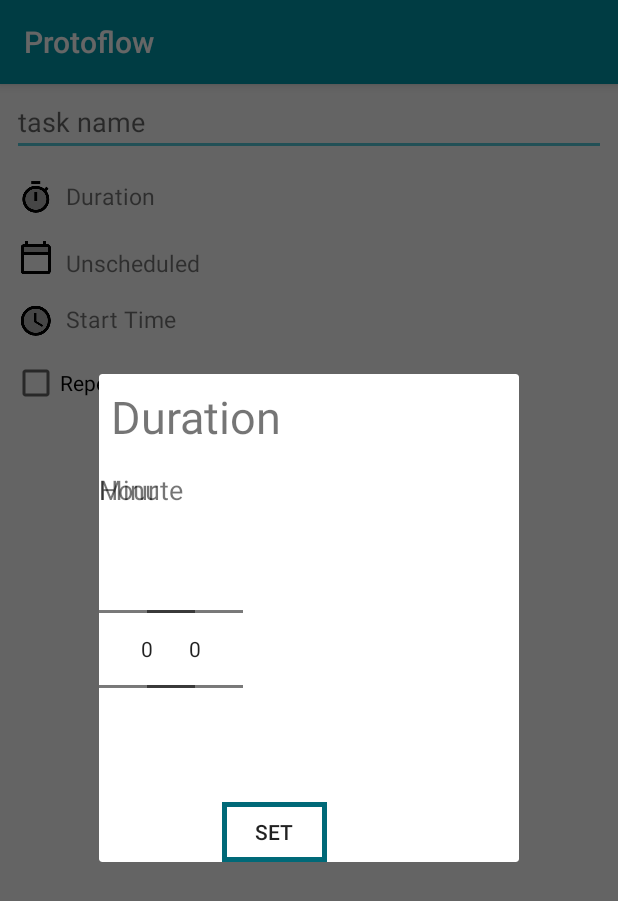
After one commit to keinix/protoflow, an Android app: the fragment DurationPickerDialogFragment placed in its activity, on a phone screen of 412 x 824 dp. The commit adds this screen. Shown: the top 901 px of the screen. Run offline under Robolectric (Android 15) with nearby library versions, the phone set to English and light mode, and no system bars; our stand-ins replace ButterKnife, Dagger/Hilt's generated code.

Commit message:
created custom duration picker dialog, need to implement the callback and ui

```diff
--- a/app/src/main/java/io/keinix/protoflow/addeddittask/AddEditTaskActivity.java
+++ b/app/src/main/java/io/keinix/protoflow/addeddittask/AddEditTaskActivity.java
@@ -38,6 +38,7 @@ import dagger.android.support.DaggerAppCompatActivity;
 import io.keinix.protoflow.R;
 import io.keinix.protoflow.data.Task;
 import io.keinix.protoflow.dialogs.DatePickerDialogFragment;
+import io.keinix.protoflow.dialogs.DurationPickerDialogFragment;
 import io.keinix.protoflow.dialogs.TimePickerDialogFragment;
 
 public class AddEditTaskActivity extends DaggerAppCompatActivity
@@ -77,6 +78,9 @@ public class AddEditTaskActivity extends DaggerAppCompatActivity
     @Inject
     Lazy<DatePickerDialogFragment> mDatePicker;
 
+    @Inject
+    Lazy<DurationPickerDialogFragment> mDurationPicker;
+
     //~~~~~~~OnCLicks~~~~~~~~
 
     @OnCheckedChanged(R.id.checkbox_repeat)
@@ -114,6 +118,11 @@ public class AddEditTaskActivity extends DaggerAppCompatActivity
         mTimePicker.get().show(getSupportFragmentManager(), "time_picker");
     }
 
+    @OnClick({R.id.image_button_timer, R.id.text_view_timer})
+    void launchDurationPicker() {
+        mDurationPicker.get().show(getSupportFragmentManager(), "duration_picker");
+    }
+
     //TODO:remove date from the task to be generated
     @OnClick(R.id.image_button_cancel_selected_date)
     void unScheduleTask() {
@@ -146,7 +155,6 @@ public class AddEditTaskActivity extends DaggerAppCompatActivity
     @Override
     public void onTimeSet(TimePicker timePicker, int hour, int minute) {
         String timeSuffix = "";
-
         if (!android.text.format.DateFormat.is24HourFormat(this)) {
             timeSuffix = hour < 12 ? "AM" : "PM";
             if (hour > 12) {
--- a/app/src/main/java/io/keinix/protoflow/addeddittask/AddEditTaskModule.java
+++ b/app/src/main/java/io/keinix/protoflow/addeddittask/AddEditTaskModule.java
@@ -7,6 +7,7 @@ import dagger.Module;
 import dagger.Provides;
 import io.keinix.protoflow.di.ActivityScope;
 import io.keinix.protoflow.dialogs.DatePickerDialogFragment;
+import io.keinix.protoflow.dialogs.DurationPickerDialogFragment;
 import io.keinix.protoflow.dialogs.TimePickerDialogFragment;
 
 @Module
@@ -22,4 +23,9 @@ public abstract class AddEditTaskModule {
         return new TimePickerDialogFragment();
     }
 
+    @ActivityScope
+    @Provides static DurationPickerDialogFragment durationPickerDialogFragment() {
+        return new DurationPickerDialogFragment();
+    }
+
 }
--- /dev/null
+++ b/app/src/main/java/io/keinix/protoflow/dialogs/DurationPickerDialogFragment.java
@@ -0,0 +1,28 @@
+package io.keinix.protoflow.dialogs;
+
+import android.app.Dialog;
+import android.os.Bundle;
+import android.support.annotation.NonNull;
+import android.support.annotation.Nullable;
+import android.support.v4.app.DialogFragment;
+import android.view.LayoutInflater;
+import android.view.View;
+import android.view.ViewGroup;
+
+import io.keinix.protoflow.R;
+
+public class DurationPickerDialogFragment extends DialogFragment {
+
+    @NonNull
+    @Override
+    public Dialog onCreateDialog(Bundle savedInstanceState) {
+        return super.onCreateDialog(savedInstanceState);
+    }
+
+    @Nullable
+    @Override
+    public View onCreateView(@NonNull LayoutInflater inflater, @Nullable ViewGroup container, @Nullable Bundle savedInstanceState) {
+        View view = inflater.inflate(R.layout.dialog_duration_picker, container, false);
+        return view;
+    }
+}
--- /dev/null
+++ b/app/src/main/res/drawable/shape_button_background.xml
@@ -0,0 +1,7 @@
+<?xml version="1.0" encoding="utf-8"?>
+<shape xmlns:android="http://schemas.android.com/apk/res/android"
+    android:shape="rectangle">
+
+    <stroke android:width="3dp"
+        android:color="@color/colorPrimaryDark"/>
+</shape>
--- a/app/src/main/res/layout/activity_add_edit_task.xml
+++ b/app/src/main/res/layout/activity_add_edit_task.xml
@@ -281,5 +281,4 @@
         text_view_repeat_tuesday,text_view_repeat_thursday,
         text_view_repeat_wednesday,text_view_repeat_monday"/>
 
-
 </android.support.constraint.ConstraintLayout>
--- /dev/null
+++ b/app/src/main/res/layout/dialog_duration_picker.xml
@@ -0,0 +1,69 @@
+<?xml version="1.0" encoding="utf-8"?>
+<android.support.constraint.ConstraintLayout
+    xmlns:android="http://schemas.android.com/apk/res/android"
+    xmlns:app="http://schemas.android.com/apk/res-auto"
+    xmlns:tools="http://schemas.android.com/tools"
+    android:layout_width="match_parent"
+    android:layout_height="match_parent">
+
+    <TextView
+        android:id="@+id/textView2"
+        android:layout_width="wrap_content"
+        android:layout_height="wrap_content"
+        android:layout_marginStart="8dp"
+        android:layout_marginTop="8dp"
+        android:text="@string/number_picker_duration"
+        android:textSize="30sp"
+        app:layout_constraintStart_toStartOf="parent"
+        app:layout_constraintTop_toTopOf="parent"/>
+
+    <TextView
+        android:id="@+id/textView4"
+        android:layout_width="wrap_content"
+        android:layout_height="wrap_content"
+        android:layout_marginTop="16dp"
+        android:text="Hour"
+        android:textSize="18sp"
+        app:layout_constraintTop_toBottomOf="@+id/textView2"
+        tools:layout_editor_absoluteX="48dp"/>
+
+    <NumberPicker
+        android:id="@+id/number_picker_minute"
+        android:layout_width="wrap_content"
+        android:layout_height="wrap_content"
+        android:layout_marginStart="32dp"
+        android:layout_marginTop="4dp"
+        app:layout_constraintStart_toStartOf="parent"
+        app:layout_constraintTop_toBottomOf="@+id/textView4"/>
+
+    <TextView
+        android:id="@+id/textView3"
+        android:layout_width="wrap_content"
+        android:layout_height="wrap_content"
+        android:layout_marginTop="16dp"
+        android:text="Minute"
+        android:textSize="18sp"
+        app:layout_constraintTop_toBottomOf="@+id/textView2"
+        tools:layout_editor_absoluteX="114dp"/>
+
+    <NumberPicker
+        android:id="@+id/number_picker_hour"
+        android:layout_width="wrap_content"
+        android:layout_height="wrap_content"
+        android:layout_marginEnd="216dp"
+        android:layout_marginTop="4dp"
+        app:layout_constraintEnd_toEndOf="parent"
+        app:layout_constraintTop_toBottomOf="@+id/textView3"/>
+
+    <Button
+        android:id="@+id/button_set_duration"
+        android:layout_width="70dp"
+        android:layout_height="40dp"
+        android:layout_marginEnd="128dp"
+        android:layout_marginTop="12dp"
+        android:background="@drawable/shape_button_background"
+        android:text="SET"
+        app:layout_constraintEnd_toEndOf="parent"
+        app:layout_constraintTop_toBottomOf="@+id/number_picker_hour"/>
+
+</android.support.constraint.ConstraintLayout>
--- a/app/src/main/res/values/strings.xml
+++ b/app/src/main/res/values/strings.xml
@@ -20,4 +20,5 @@
     <string name="add_task_unscheduled">Unscheduled</string>
     <string name="add_task_duration">Duration</string>
     <string name="add_task_start_time">Start Time</string>
+    <string name="number_picker_duration">Duration</string>
 </resources>
```
